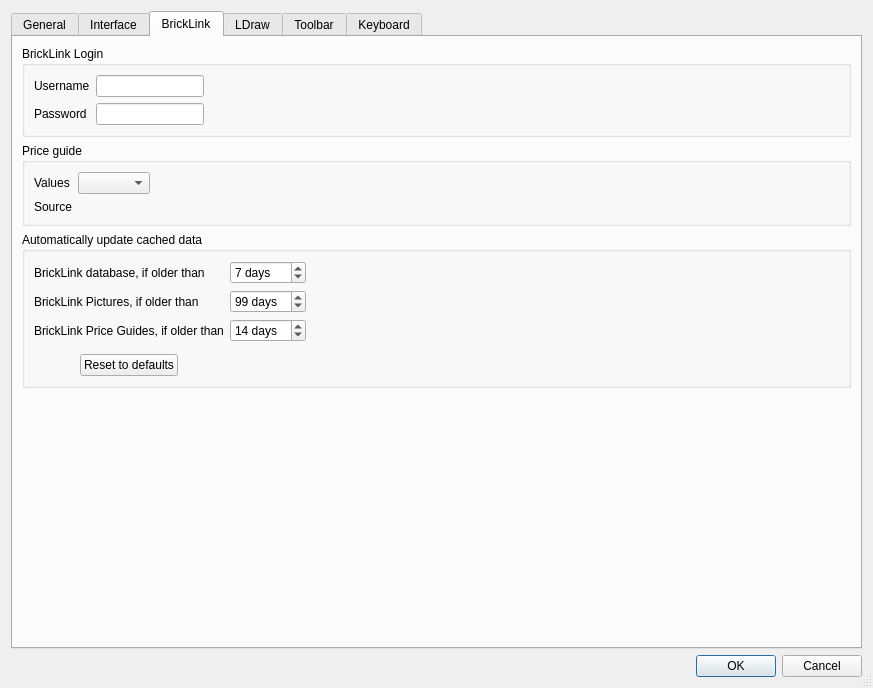
Old version of the form src/desktop/settingsdialog.ui in the repository rgriebl/brickstore.
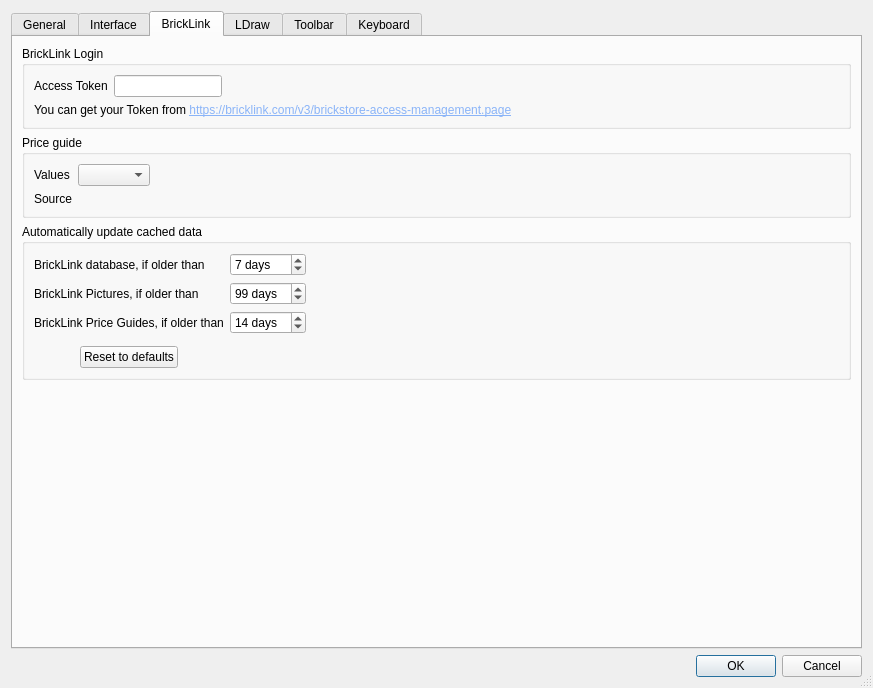
New version of the form. The open tabs and pages were chosen to show the change. Icons and pictures are not drawn.

Commit message:
Switch BL login mechanism from user/pass to access-token
Most of the code changes have been contributed by the Bricklink dev
team.

Right now, the order download is still broken, as we run into an
endless loop of  order-dl -> login -> 302 -> order-dl -> login ...

What changed in the file:
```diff
--- a/src/desktop/settingsdialog.ui
+++ b/src/desktop/settingsdialog.ui
@@ -739,34 +739,30 @@
           <item row="0" column="0">
            <widget class="QLabel" name="label_3">
             <property name="text">
-             <string>Username</string>
+             <string>Access Token</string>
             </property>
            </widget>
           </item>
           <item row="0" column="1">
            <widget class="QLineEdit" name="w_bl_username">
             <property name="maxLength">
-             <number>30</number>
+             <number>172</number>
+            </property>
+            <property name="clearButtonEnabled">
+             <bool>true</bool>
             </property>
            </widget>
           </item>
-          <item row="1" column="0">
+          <item row="1" column="0" colspan="2">
            <widget class="QLabel" name="label_4">
             <property name="text">
-             <string>Password</string>
+             <string>&lt;html&gt;&lt;head/&gt;&lt;body&gt;&lt;p&gt;You can get your Token from &lt;a href=&quot;https://bricklink.com/v3/brickstore-access-management.page&quot;&gt;&lt;span style=&quot; text-decoration: underline; color:#8ab4f8;&quot;&gt;https://bricklink.com/v3/brickstore-access-management.page&lt;/span&gt;&lt;/a&gt;&lt;/p&gt;&lt;/body&gt;&lt;/html&gt;</string>
             </property>
-           </widget>
-          </item>
-          <item row="1" column="1">
-           <widget class="QLineEdit" name="w_bl_password">
-            <property name="toolTip">
-             <string>If you set a password, it is saved in your system: it is just scrambled, but &lt;b&gt;not&lt;/b&gt; encrypted, because BrickStore needs to send this password to the BrickLink server when downloading data on your behalf.&lt;br&gt;&lt;br&gt;If you do not want to save your password, then just leave this field empty and you will be asked to enter your password the first time BrickStore is downloading data on your behalf from BrickLink after starting.</string>
+            <property name="openExternalLinks">
+             <bool>true</bool>
             </property>
-            <property name="maxLength">
-             <number>30</number>
-            </property>
-            <property name="echoMode">
-             <enum>QLineEdit::PasswordEchoOnEdit</enum>
+            <property name="textInteractionFlags">
+             <set>Qt::TextInteractionFlag::TextBrowserInteraction</set>
             </property>
            </widget>
           </item>
```
Left out of the diff: 116 changed lines with no effect on the pictures. The commit also changes 8 other files.
